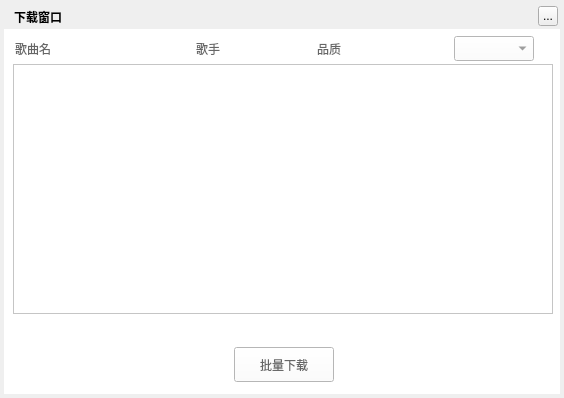
First picture: the form in TTKModule/TTKWidget/musicUiKits/musicWidgetKits/musicdownloadbatchwidget.ui, repository Greedysky/TTKMusicPlayer, before the edit.
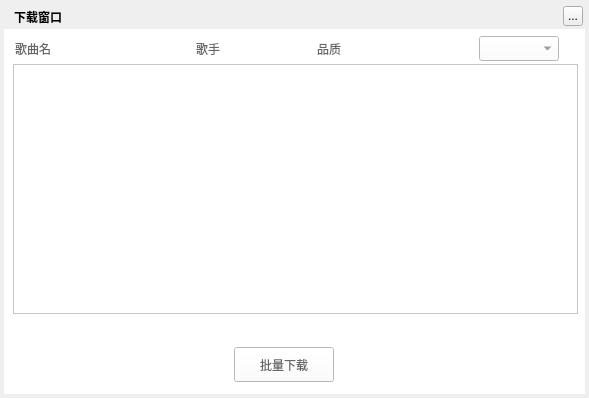
Second picture: the form after the edit. Custom widgets are drawn as their Qt base class.

```diff
--- a/TTKModule/TTKWidget/musicUiKits/musicWidgetKits/musicdownloadbatchwidget.ui
+++ b/TTKModule/TTKWidget/musicUiKits/musicWidgetKits/musicdownloadbatchwidget.ui
@@ -6,7 +6,7 @@
    <rect>
     <x>0</x>
     <y>0</y>
-    <width>564</width>
+    <width>589</width>
     <height>398</height>
    </rect>
   </property>
@@ -21,7 +21,7 @@
     <rect>
      <x>4</x>
      <y>4</y>
-     <width>556</width>
+     <width>581</width>
      <height>390</height>
     </rect>
    </property>
@@ -51,7 +51,7 @@
   <widget class="QToolButton" name="topTitleCloseButton">
    <property name="geometry">
     <rect>
-     <x>538</x>
+     <x>563</x>
      <y>6</y>
      <width>20</width>
      <height>20</height>
@@ -66,7 +66,7 @@
     <rect>
      <x>4</x>
      <y>29</y>
-     <width>556</width>
+     <width>581</width>
      <height>365</height>
     </rect>
    </property>
@@ -134,7 +134,7 @@
      <rect>
       <x>9</x>
       <y>35</y>
-      <width>540</width>
+      <width>565</width>
       <height>250</height>
      </rect>
     </property>
@@ -158,7 +158,7 @@
    <widget class="QComboBox" name="qualityBox">
     <property name="geometry">
      <rect>
-      <x>450</x>
+      <x>475</x>
       <y>7</y>
       <width>80</width>
       <height>25</height>
```
